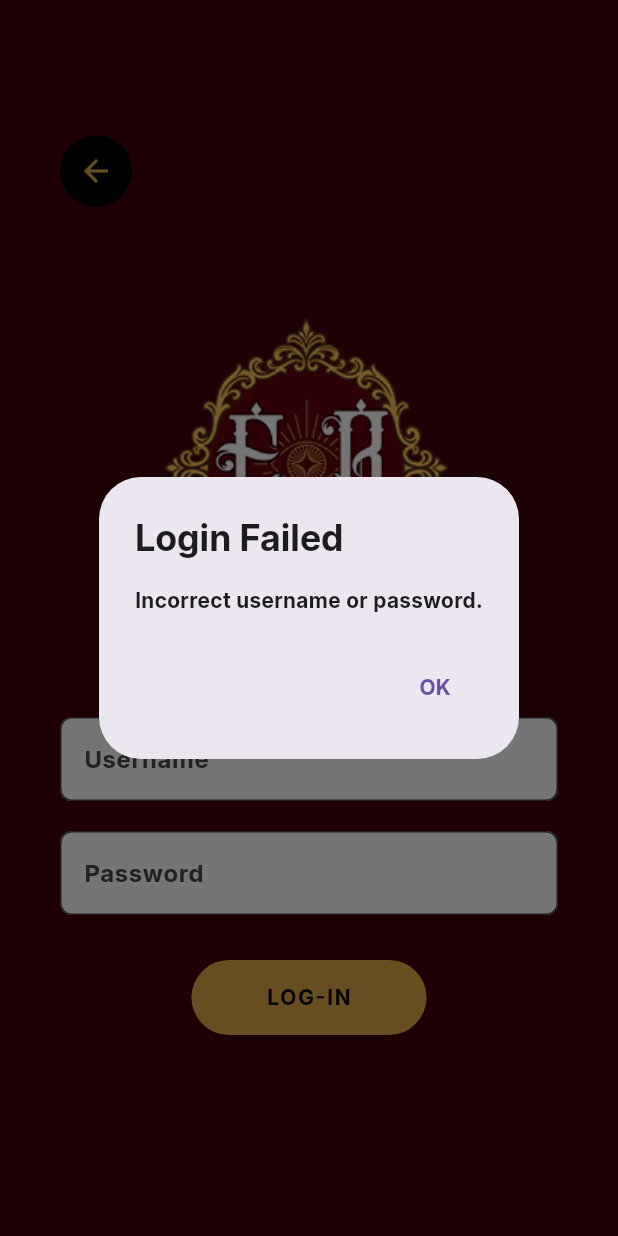
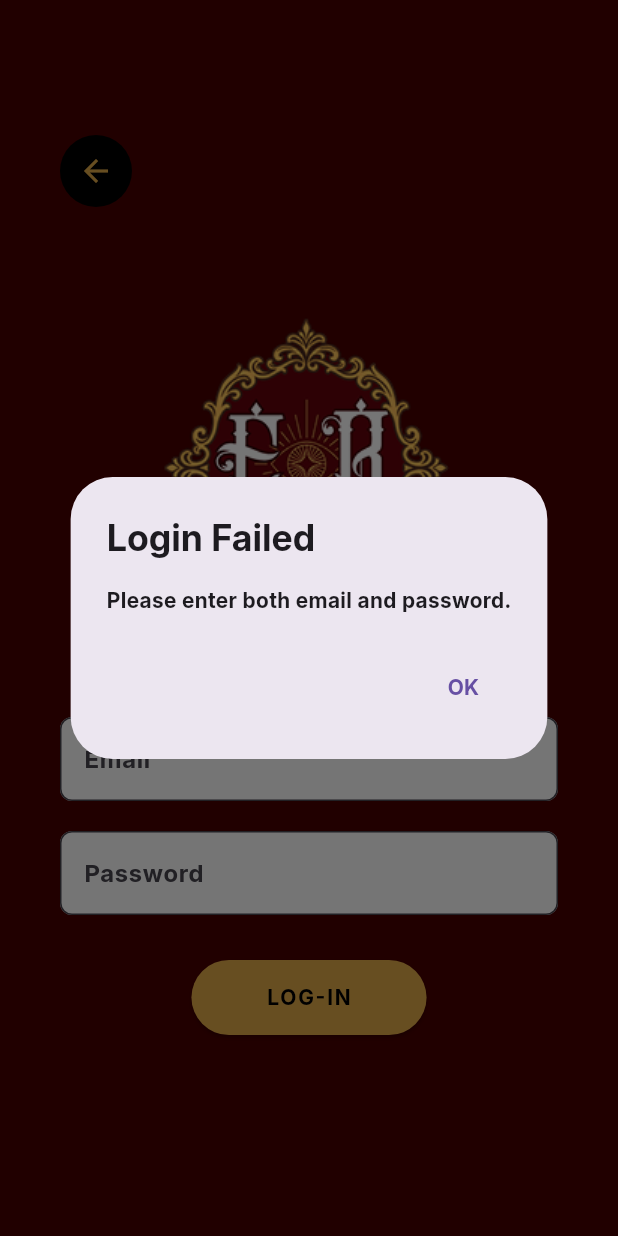
Before and after one commit to DaMasterofPuppets/Mob_Prog, a Flutter app: the LoginPage screen opened by its route, after a tap on "LOG-IN", on a phone screen of 412 x 824 dp. Run offline on Flutter 3.47's test engine with Material 3 defaults, Android fonts, the phone set to English and light mode, and no system bars; our stand-ins replace image_picker, supabase_flutter; accounts and stored records are empty.

Commit message:
Backend Login

```diff
--- a/lib/screens/login/login.dart
+++ b/lib/screens/login/login.dart
@@ -1,4 +1,7 @@
 import 'package:flutter/material.dart';
+
+//supabase
+import 'package:supabase_flutter/supabase_flutter.dart';
 
 class LoginPage extends StatefulWidget {
   const LoginPage({super.key});
@@ -8,25 +11,42 @@ class LoginPage extends StatefulWidget {
 }
 
 class _LoginPageState extends State<LoginPage> {
-  final TextEditingController _usernameController = TextEditingController();
+  final TextEditingController _emailController = TextEditingController();
   final TextEditingController _passwordController = TextEditingController();
 
-  // Hardcoded Credentials
-  final String _hardcodedUsername = 'group4';
-  final String _hardcodedPassword = 'masterofpuppets';
+  Future<void> _login(BuildContext context) async {
+    final email = _emailController.text.trim();
+    final password = _passwordController.text.trim();
 
-  void _login(BuildContext context) {
-    final username = _usernameController.text;
-    final password = _passwordController.text;
+    if (email.isEmpty || password.isEmpty) {
+      _showErrorDialog(context, 'Please enter both email and password.');
+      return;
+    }
 
-    if (username == _hardcodedUsername && password == _hardcodedPassword) {
-      Navigator.pushNamed(context, '/dashboard');
+    try {
+      final supabase = Supabase.instance.client;
+
+      final response = await supabase.auth.signInWithPassword(
+        email: email,
+        password: password,
+      );
+
+      if (response.user != null) {
+        Navigator.pushReplacementNamed(context, '/dashboard');
       } else {
+        _showErrorDialog(context, 'Invalid email or password.');
+      }
+    } catch (e) {
+      _showErrorDialog(context, 'Error: ${e.toString()}');
+    }
+  }
+
+  void _showErrorDialog(BuildContext context, String message) {
     showDialog(
       context: context,
       builder: (context) => AlertDialog(
         title: const Text('Login Failed'),
-          content: const Text('Incorrect username or password.'),
+        content: Text(message),
         actions: [
           TextButton(
             onPressed: () => Navigator.pop(context),
@@ -36,12 +56,11 @@ class _LoginPageState extends State<LoginPage> {
       ),
     );
   }
-  }
 
   @override
   Widget build(BuildContext context) {
     return Scaffold(
-      backgroundColor: const Color(0xFF420309),
+      backgroundColor: const Color(0xFF470000),
       body: SingleChildScrollView(
         child: Padding(
           padding: const EdgeInsets.symmetric(horizontal: 40, vertical: 40),
@@ -66,18 +85,15 @@ class _LoginPageState extends State<LoginPage> {
               ),
               const SizedBox(height: 10),
               Center(
-                child: Image.asset(
-                  'assets/images/logo.png',
-                  height: 320,
-                ),
+                child: Image.asset('assets/images/logo.png', height: 320),
               ),
               const SizedBox(height: 10),
               TextField(
-                controller: _usernameController,
+                controller: _emailController,
                 decoration: InputDecoration(
                   filled: true,
                   fillColor: Colors.white,
-                  hintText: 'Username',
+                  hintText: 'Email',
                   border: OutlineInputBorder(borderRadius: BorderRadius.circular(8)),
                 ),
               ),
--- a/pubspec.yaml
+++ b/pubspec.yaml
@@ -9,6 +9,8 @@ environment:
 dependencies:
   flutter:
     sdk: flutter
+
+  supabase_flutter: ^2.5.0
 
   image_picker: ^1.0.4
 
```
Also changed, not shown: lib/main.dart (+11 -1 lines), lib/screens/login/sign_up/create_account_screen.dart (+79 -15 lines), pubspec.lock, 5 other files. Lines whose indentation alone changed are shown as unchanged.
